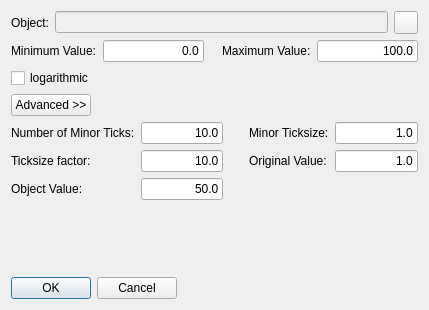
First picture: the form in copasi/UI/SliderSettingsDialog.ui, repository copasi/COPASI, before the edit.
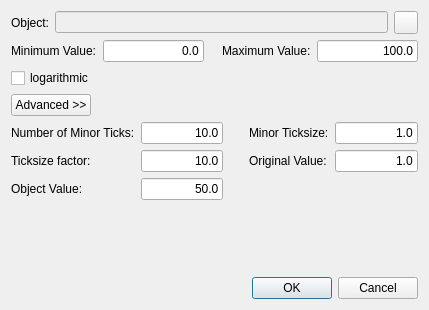
Second picture: the form after the edit.

Commit message: - Issue 1994: Use QDialogButtonBox instead of manual ok / cancel buttons to match OS look and feel

```diff
--- a/copasi/UI/SliderSettingsDialog.ui
+++ b/copasi/UI/SliderSettingsDialog.ui
@@ -449,51 +449,23 @@
     </spacer>
    </item>
    <item>
-    <layout class="QHBoxLayout" name="horizontalLayout_5">
-     <item>
-      <widget class="QPushButton" name="mpOkButton">
-       <property name="sizePolicy">
-        <sizepolicy hsizetype="Minimum" vsizetype="Fixed">
-         <horstretch>0</horstretch>
-         <verstretch>0</verstretch>
-        </sizepolicy>
-       </property>
-       <property name="text">
-        <string>OK</string>
-       </property>
-       <property name="default">
-        <bool>true</bool>
-       </property>
-      </widget>
-     </item>
-     <item>
-      <widget class="QPushButton" name="mpCancelButton">
-       <property name="sizePolicy">
-        <sizepolicy hsizetype="Minimum" vsizetype="Fixed">
-         <horstretch>0</horstretch>
-         <verstretch>0</verstretch>
-        </sizepolicy>
-       </property>
-       <property name="text">
-        <string>Cancel</string>
-       </property>
-      </widget>
-     </item>
-     <item>
-      <spacer name="horizontalSpacer_3">
-       <property name="orientation">
-        <enum>Qt::Horizontal</enum>
-       </property>
-       <property name="sizeHint" stdset="0">
-        <size>
-         <width>40</width>
-         <height>20</height>
-        </size>
-       </property>
-      </spacer>
-     </item>
-    </layout>
-   </item>
+  <widget class="QDialogButtonBox" name="buttonBox">
+   <property name="geometry">
+    <rect>
+     <x>30</x>
+     <y>240</y>
+     <width>341</width>
+     <height>32</height>
+    </rect>
+   </property>
+   <property name="orientation">
+    <enum>Qt::Horizontal</enum>
+   </property>
+   <property name="standardButtons">
+    <set>QDialogButtonBox::Cancel|QDialogButtonBox::Ok</set>
+   </property>
+  </widget>
+  </item>
   </layout>
  </widget>
  <layoutdefault spacing="6" margin="11"/>
```
Left out of the diff: 13 changed lines with no effect on the pictures. The commit also changes 8 other files.
